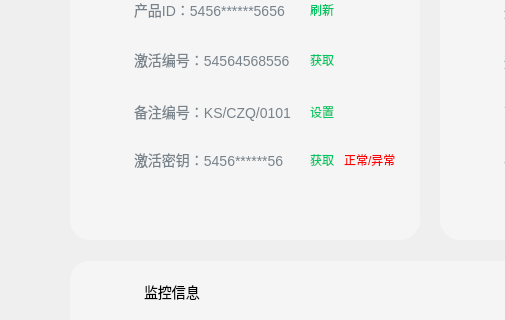
Old version of the form UI/gbs/bizWidgets/GBSBizDeviceInfo.ui in the repository huangjingpei/myobs; both pictures show x 0 to 505 and y 159 to 479 of the 1238 by 920 pixel window.
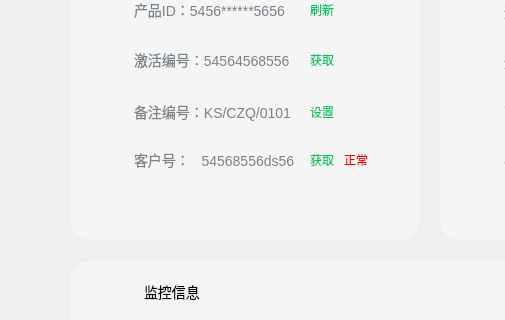
New version of the form. Custom widgets are drawn as their Qt base class.

Patch:
```diff
--- a/UI/gbs/bizWidgets/GBSBizDeviceInfo.ui
+++ b/UI/gbs/bizWidgets/GBSBizDeviceInfo.ui
@@ -126,7 +126,7 @@
 font-size: 14px;</string>
     </property>
     <property name="text">
-     <string>激活密钥：5456******56</string>
+     <string>客户号：   54568556ds56</string>
     </property>
    </widget>
    <widget class="QPushButton" name="btnDevInfo01">
@@ -227,7 +227,7 @@
      <string notr="true">color:#FF0000;</string>
     </property>
     <property name="text">
-     <string>正常/异常</string>
+     <string>正常</string>
     </property>
    </widget>
   </widget>
```
